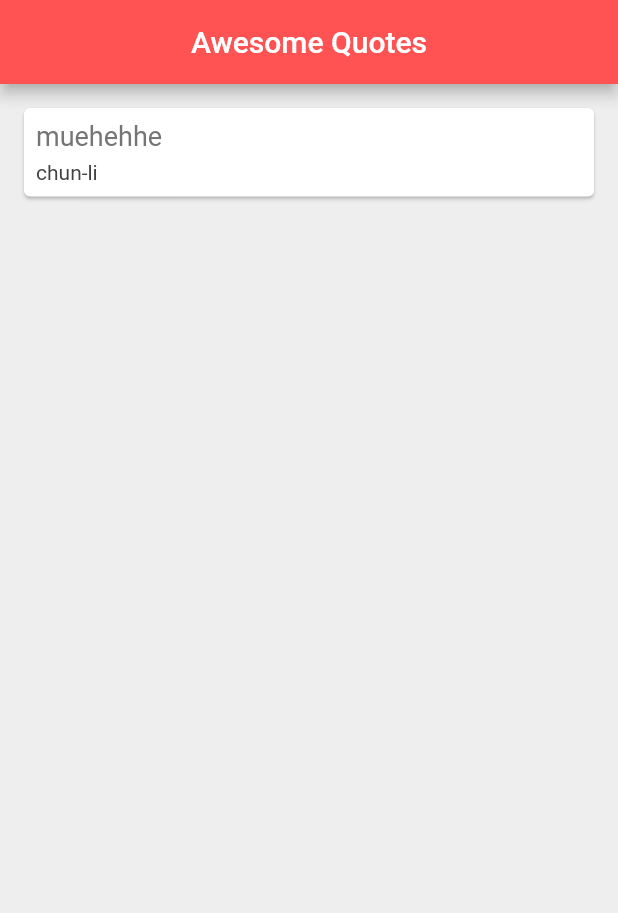
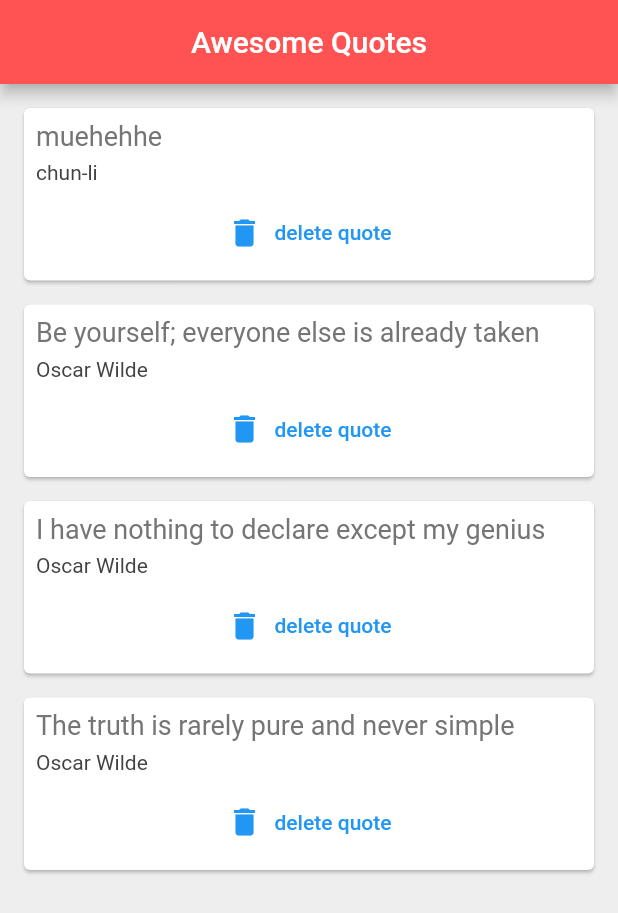
Before and after one commit to fathrahh/my-first-flutter-app, a Flutter app: the screen it shows after launch, on a phone screen of 412 x 824 dp. Shown: the top 913 px of the screen. Run offline on Flutter 3.47's test engine with Material 2 defaults, Android fonts, the phone set to English and light mode, and no system bars.

Commit message:
chapter 2 ends

```diff
--- a/lib/main.dart
+++ b/lib/main.dart
@@ -1,5 +1,6 @@
 import 'package:flutter/material.dart';
 import 'quote.dart';
+import 'quote_card.dart';
 
 void main() => runApp(MaterialApp(
       home: QuoteList(),
@@ -13,35 +14,18 @@
 }
 
 class _QuoteListState extends State<QuoteList> {
-  List<Quote> quotes = [Quote(author: 'chun-li', text: 'muehehhe')];
-
-  Widget quoteTemplate(quote) {
-    return Card(
-        margin: EdgeInsets.fromLTRB(16.0, 16.0, 16.0, 0.0),
-        child: Padding(
-          padding: const EdgeInsets.all(8.0),
-          child: Column(
-            crossAxisAlignment: CrossAxisAlignment.stretch,
-            children: <Widget>[
-              Text(
-                quote.text,
-                style: TextStyle(
-                  fontSize: 18.0,
-                  color: Colors.grey[600],
-                ),
-              ),
-              SizedBox(height: 6.0),
-              Text(
-                quote.author,
-                style: TextStyle(
-                  fontSize: 14.0,
-                  color: Colors.grey[800],
-                ),
-              )
-            ],
-          ),
-        ));
-  }
+  List<Quote> quotes = [
+    Quote(author: 'chun-li', text: 'muehehhe'),
+    Quote(
+        author: 'Oscar Wilde',
+        text: 'Be yourself; everyone else is already taken'),
+    Quote(
+        author: 'Oscar Wilde',
+        text: 'I have nothing to declare except my genius'),
+    Quote(
+        author: 'Oscar Wilde',
+        text: 'The truth is rarely pure and never simple')
+  ];
 
   @override
   Widget build(BuildContext context) {
@@ -53,7 +37,15 @@
         backgroundColor: Colors.redAccent,
       ),
       body: Column(
-        children: quotes.map((quote) => quoteTemplate(quote)).toList(),
+        children: quotes
+            .map((quote) => QuoteCard(
+                quote: quote,
+                delete: () {
+                  setState(() {
+                    quotes.remove(quote);
+                  });
+                }))
+            .toList(),
       ),
     );
   }
--- /dev/null
+++ b/lib/quote_card.dart
@@ -0,0 +1,43 @@
+import 'package:flutter/material.dart';
+import 'quote.dart';
+
+class QuoteCard extends StatelessWidget {
+  final Quote quote;
+  final VoidCallback delete;
+  QuoteCard({required this.quote, required this.delete});
+
+  @override
+  Widget build(BuildContext context) {
+    return Card(
+        margin: EdgeInsets.fromLTRB(16.0, 16.0, 16.0, 0.0),
+        child: Padding(
+          padding: const EdgeInsets.all(8.0),
+          child: Column(
+            crossAxisAlignment: CrossAxisAlignment.stretch,
+            children: <Widget>[
+              Text(
+                quote.text,
+                style: TextStyle(
+                  fontSize: 18.0,
+                  color: Colors.grey[600],
+                ),
+              ),
+              SizedBox(height: 6.0),
+              Text(
+                quote.author,
+                style: TextStyle(
+                  fontSize: 14.0,
+                  color: Colors.grey[800],
+                ),
+              ),
+              SizedBox(height: 8.0),
+              TextButton.icon(
+                onPressed: delete,
+                label: Text('delete quote'),
+                icon: Icon(Icons.delete),
+              )
+            ],
+          ),
+        ));
+  }
+}
```
